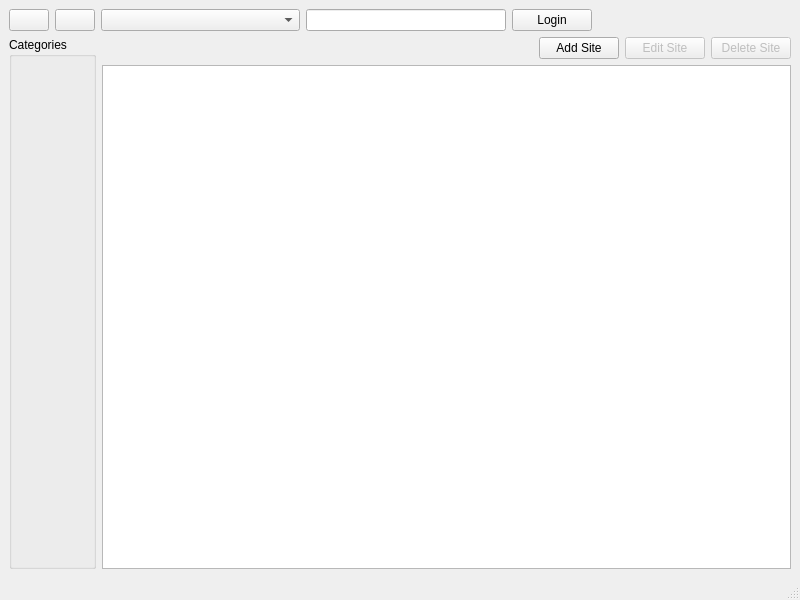
The window that ui/main_window.ui (bkueng/qMasterPassword) describes before a commit, drawn with Qt 5.
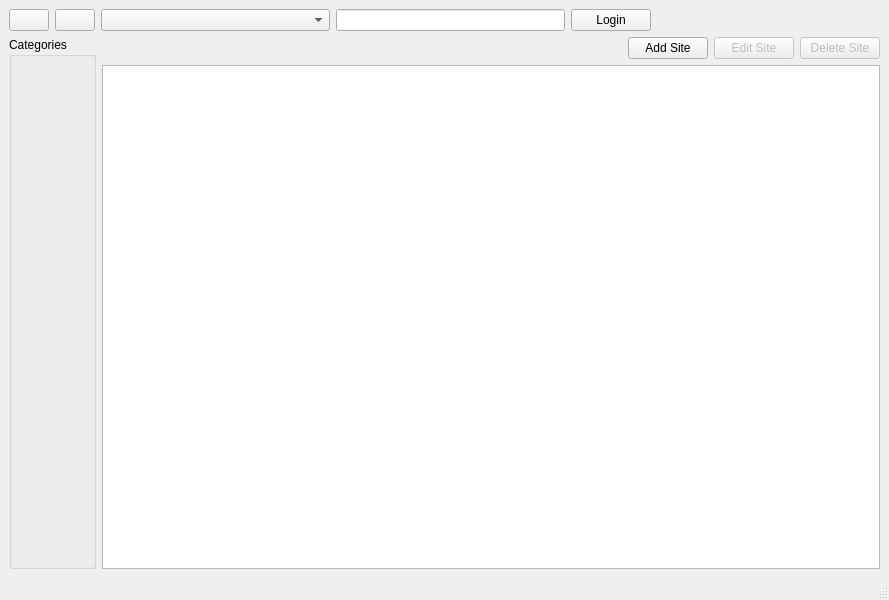
The same window after the commit. Icons and pictures are not drawn.

Commit message: add category handling for main window

Patch:
```diff
--- a/ui/main_window.ui
+++ b/ui/main_window.ui
@@ -6,7 +6,7 @@
    <rect>
     <x>0</x>
     <y>0</y>
-    <width>800</width>
+    <width>889</width>
     <height>600</height>
    </rect>
   </property>
@@ -159,6 +159,9 @@
           <property name="cornerButtonEnabled">
            <bool>false</bool>
           </property>
+          <attribute name="horizontalHeaderDefaultSectionSize">
+           <number>150</number>
+          </attribute>
           <attribute name="horizontalHeaderStretchLastSection">
            <bool>true</bool>
           </attribute>
```
Left out of the diff: 20 changed lines with no effect on the pictures. The commit also changes 2 other files.
